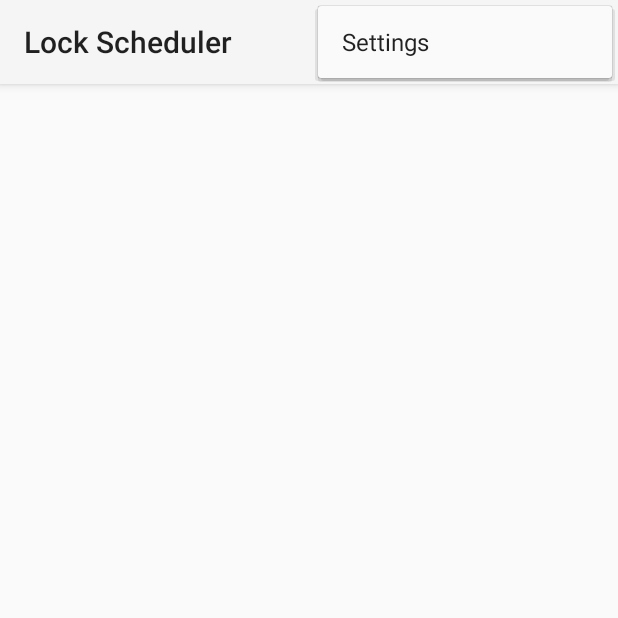
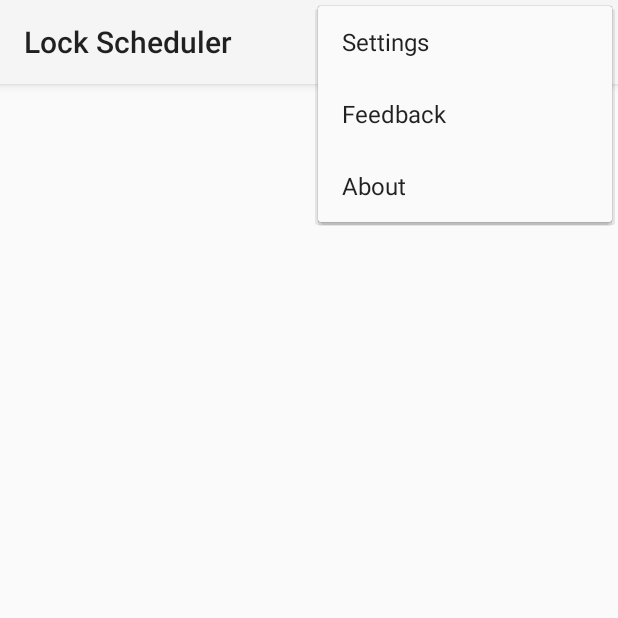
Before and after one commit to indritbashkimi/LockScheduler, an Android app: the screen it shows after launch (MainActivity), with the options menu open, on a phone screen of 412 x 824 dp, the top half of it. Run offline under Robolectric (Android 15) with nearby library versions, the phone set to English and light mode, and no system bars; libraries missing offline, so code that uses them is left out: com.google.maps.android, it.ibashkimi.support; 6 statements that could not run were skipped.

Commit message:
Settings improvements: colored navigation bar support, about category moved to MainActivity. Password expiration timeout fully supported.

```diff
--- a/app/src/main/java/it/ibashkimi/lockscheduler/App.java
+++ b/app/src/main/java/it/ibashkimi/lockscheduler/App.java
@@ -1,28 +1,36 @@
 package it.ibashkimi.lockscheduler;
 
 import android.app.Application;
+import android.content.SharedPreferences;
 import android.util.Log;
+import android.widget.Toast;
+
+import java.util.ArrayList;
 
 import it.ibashkimi.lockscheduler.api.GeofenceApiHelper;
 import it.ibashkimi.lockscheduler.api.GoogleApiHelper;
+import it.ibashkimi.lockscheduler.domain.Profile;
 
 
-public class App extends Application {
+public class App extends Application implements SharedPreferences.OnSharedPreferenceChangeListener {
 
     private static final String TAG = "App";
 
     private GoogleApiHelper googleApiHelper;
     private GeofenceApiHelper geofenceApiHelper;
     private static App mInstance;
+    private ArrayList<Profile> mProfiles;
 
     @Override
     public void onCreate() {
         Log.d(TAG, "onCreate: ");
         super.onCreate();
+        //Toast.makeText(this, "App onCreate", Toast.LENGTH_LONG).show();
         mInstance = this;
         googleApiHelper = new GoogleApiHelper(this);
         geofenceApiHelper = new GeofenceApiHelper(this, googleApiHelper);
         geofenceApiHelper.initGeofences();
+        //getSharedPreferences("prefs", MODE_PRIVATE).registerOnSharedPreferenceChangeListener(this);
     }
 
     public static synchronized App getInstance() {
@@ -44,4 +52,18 @@ public class App extends Application {
     public static GeofenceApiHelper getGeofenceApiHelper() {
         return getInstance().getGeofenceApiHelperInstance();
     }
+
+    public ArrayList<Profile> getProfiles() {
+        if (mProfiles == null) {
+            mProfiles = Profiles.restoreProfiles(this);
+        }
+        return mProfiles;
+    }
+
+    @Override
+    public void onSharedPreferenceChanged(SharedPreferences sharedPreferences, String key) {
+        if (key.equals("profiles")) {
+            mProfiles = Profiles.restoreProfiles(this);
+        }
+    }
 }
--- a/app/src/main/java/it/ibashkimi/lockscheduler/BaseActivity.java
+++ b/app/src/main/java/it/ibashkimi/lockscheduler/BaseActivity.java
@@ -2,6 +2,8 @@ package it.ibashkimi.lockscheduler;
 
 import android.content.Context;
 import android.content.SharedPreferences;
+import android.content.res.Resources;
+import android.os.Build;
 import android.os.Bundle;
 import android.support.annotation.Nullable;
 import android.support.v7.app.AppCompatActivity;
@@ -23,7 +25,15 @@ public class BaseActivity extends AppCompatActivity {
         ThemeUtils.applyDayNightMode(this, mSharedPrefs.getString("night_mode", "auto"));
         @Themes.Theme int themeId = mSharedPrefs.getInt("theme", DEFAULT_THEME);
         ThemeUtils.applyTheme(this, themeId);
-
+        /*int theme = Themes.resolveTheme(themeId);
+        int primaryDarkColor = ThemeUtils.getColorFromAttribute()*/
+        if (Build.VERSION.SDK_INT >= Build.VERSION_CODES.LOLLIPOP) {
+            boolean coloredNavBar = mSharedPrefs.getBoolean("colored_navigation_bar", false);
+            if (coloredNavBar) {
+                getWindow().setNavigationBarColor(
+                        ThemeUtils.getColorFromAttribute(this, R.attr.colorPrimaryDark));
+            }
+        }
         super.onCreate(savedInstanceState);
     }
 
--- a/app/src/main/res/menu/menu_main.xml
+++ b/app/src/main/res/menu/menu_main.xml
@@ -7,4 +7,14 @@
         android:orderInCategory="100"
         android:title="@string/action_settings"
         app:showAsAction="never" />
+    <item
+        android:id="@+id/action_feedback"
+        android:orderInCategory="200"
+        android:title="@string/action_feedback"
+        app:showAsAction="never" />
+    <item
+        android:id="@+id/action_about"
+        android:orderInCategory="300"
+        android:title="@string/action_about"
+        app:showAsAction="never" />
 </menu>
--- a/app/src/main/res/values/strings.xml
+++ b/app/src/main/res/values/strings.xml
@@ -1,6 +1,10 @@
 <resources>
     <string name="app_name">Lock Scheduler</string>
     <string name="action_settings">Settings</string>
+    <string name="action_feedback">Feedback</string>
+    <string name="action_about">About</string>
+    <string name="developer_name">Indrit Bashkimi</string>
+    <string name="developer_email">indrit.bashkimi@gmail.com</string>
     <string name="lock_scheduler_admin">Lock Scheduler</string>
     <string name="device_admin_description">Bla bla description</string>
     <string name="profile_modifier">Modify profile</string>
@@ -46,4 +50,6 @@
     <string name="pref_title_ringtone">Ringtone</string>
     <string name="pref_ringtone_silent">Silent</string>
     <string name="pref_title_vibrate">Vibrate</string>
+    <string name="pref_colored_navigation_bar">Colored Navigation bar</string>
+    <string name="pref_colored_navigation_bar_summary">Whether or not the system navigation bar is colored with the skin</string>
 </resources>
```
Also changed, not shown: app/src/main/java/it/ibashkimi/lockscheduler/LockManager.java (+5 -2 lines), app/src/main/java/it/ibashkimi/lockscheduler/MainActivity.java (+23 -10 lines), app/src/main/java/it/ibashkimi/lockscheduler/settings/SettingsActivity.java (+25 -0 lines), app/src/main/res/xml/pref_general.xml (+9 -15 lines).
